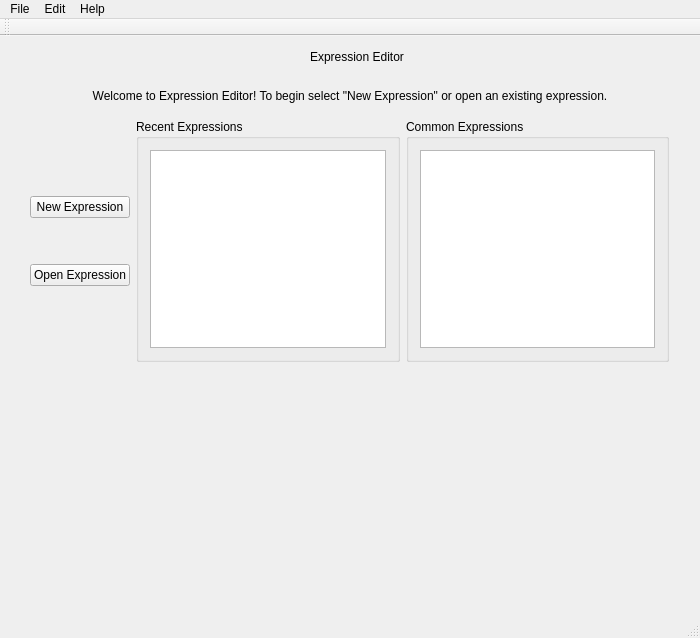
aelliott/expressioneditor, file mainwindow.ui: the form before one commit.
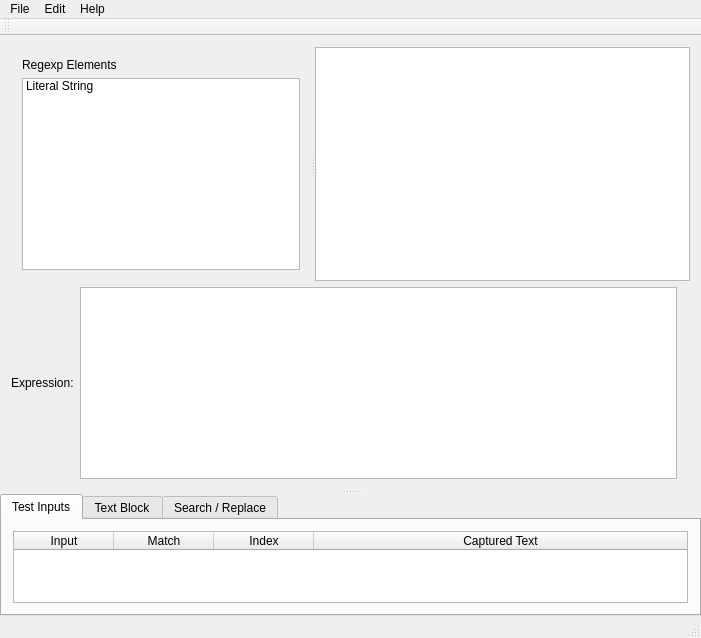
The form after the commit. Icons and pictures are not drawn. Custom widgets are drawn as their Qt base class.

Commit message: Removed welcome page

The edit to the form file:
```diff
--- a/mainwindow.ui
+++ b/mainwindow.ui
@@ -6,8 +6,8 @@
    <rect>
     <x>0</x>
     <y>0</y>
-    <width>700</width>
-    <height>500</height>
+    <width>701</width>
+    <height>594</height>
    </rect>
   </property>
   <property name="windowTitle">
@@ -23,257 +23,7 @@
      <number>0</number>
     </property>
     <item>
-     <widget class="QStackedWidget" name="stackedWidget">
-      <widget class="QWidget" name="welcomePage">
-       <layout class="QVBoxLayout" name="verticalLayout_7">
-        <property name="spacing">
-         <number>0</number>
-        </property>
-        <property name="margin">
-         <number>0</number>
-        </property>
-        <item>
-         <widget class="QWidget" name="welcomeHeader" native="true">
-          <layout class="QHBoxLayout" name="horizontalLayout_3">
-           <item>
-            <spacer name="horizontalSpacer">
-             <property name="orientation">
-              <enum>Qt::Horizontal</enum>
-             </property>
-             <property name="sizeHint" stdset="0">
-              <size>
-               <width>232</width>
-               <height>20</height>
-              </size>
-             </property>
-            </spacer>
-           </item>
-           <item>
-            <widget class="QLabel" name="iconLabel">
-             <property name="sizePolicy">
-              <sizepolicy hsizetype="Minimum" vsizetype="Preferred">
-               <horstretch>0</horstretch>
-               <verstretch>0</verstretch>
-              </sizepolicy>
-             </property>
-             <property name="text">
-              <string/>
-             </property>
-             <property name="pixmap">
-              <pixmap resource="images.qrc">:/icon/64x64withshadow.png</pixmap>
-             </property>
-            </widget>
-           </item>
-           <item>
-            <layout class="QVBoxLayout" name="verticalLayout_8">
-             <item>
-              <widget class="QLabel" name="titleText">
-               <property name="sizePolicy">
-                <sizepolicy hsizetype="Minimum" vsizetype="Preferred">
-                 <horstretch>0</horstretch>
-                 <verstretch>0</verstretch>
-                </sizepolicy>
-               </property>
-               <property name="text">
-                <string>Expression Editor</string>
-               </property>
-              </widget>
-             </item>
-            </layout>
-           </item>
-           <item>
-            <spacer name="headerRightSpacer">
-             <property name="orientation">
-              <enum>Qt::Horizontal</enum>
-             </property>
-             <property name="sizeHint" stdset="0">
-              <size>
-               <width>232</width>
-               <height>20</height>
-              </size>
-             </property>
-            </spacer>
-           </item>
-          </layout>
-         </widget>
-        </item>
-        <item>
-         <widget class="QWidget" name="welcomeBody" native="true">
-          <layout class="QVBoxLayout" name="verticalLayout_6">
-           <item>
-            <widget class="QLabel" name="label">
-             <property name="text">
-              <string>Welcome to Expression Editor! To begin select &quot;New Expression&quot; or open an existing expression.</string>
-             </property>
-             <property name="alignment">
-              <set>Qt::AlignCenter</set>
-             </property>
-             <property name="wordWrap">
-              <bool>true</bool>
-             </property>
-            </widget>
-           </item>
-           <item>
-            <spacer name="verticalSpacer_4">
-             <property name="orientation">
-              <enum>Qt::Vertical</enum>
-             </property>
-             <property name="sizeType">
-              <enum>QSizePolicy::Fixed</enum>
-             </property>
-             <property name="sizeHint" stdset="0">
-              <size>
-               <width>20</width>
-               <height>10</height>
-              </size>
-             </property>
-            </spacer>
-           </item>
-           <item>
-            <layout class="QHBoxLayout" name="horizontalLayout_4">
-             <item>
-              <spacer name="horizontalSpacer_2">
-               <property name="orientation">
-                <enum>Qt::Horizontal</enum>
-               </property>
-               <property name="sizeHint" stdset="0">
-                <size>
-                 <width>40</width>
-                 <height>20</height>
-                </size>
-               </property>
-              </spacer>
-             </item>
-             <item>
-              <layout class="QVBoxLayout" name="verticalLayout_3">
-               <item>
-                <spacer name="verticalSpacer_2">
-                 <property name="orientation">
-                  <enum>Qt::Vertical</enum>
-                 </property>
-                 <property name="sizeHint" stdset="0">
-                  <size>
-                   <width>20</width>
-                   <height>40</height>
-                  </size>
-                 </property>
-                </spacer>
-               </item>
-               <item>
-                <widget class="QPushButton" name="newExpressionButton">
-                 <property name="text">
-                  <string>New Expression</string>
-                 </property>
-                </widget>
-               </item>
-               <item>
-                <spacer name="verticalSpacer">
-                 <property name="orientation">
-                  <enum>Qt::Vertical</enum>
-                 </property>
-                 <property name="sizeType">
-                  <enum>QSizePolicy::Fixed</enum>
-                 </property>
-                 <property name="sizeHint" stdset="0">
-                  <size>
-                   <width>20</width>
-                   <height>40</height>
-                  </size>
-                 </property>
-                </spacer>
-               </item>
-               <item>
-                <widget class="QPushButton" name="openExpressionButton">
-                 <property name="text">
-                  <string>Open Expression</string>
-                 </property>
-                </widget>
-               </item>
-               <item>
-                <spacer name="verticalSpacer_3">
-                 <property name="orientation">
-                  <enum>Qt::Vertical</enum>
-                 </property>
-                 <property name="sizeHint" stdset="0">
-                  <size>
-                   <width>20</width>
-                   <height>40</height>
-                  </size>
-                 </property>
-                </spacer>
-               </item>
-              </layout>
-             </item>
-             <item>
-              <widget class="QGroupBox" name="recentGroupBox">
-               <property name="maximumSize">
-                <size>
-                 <width>300</width>
-                 <height>400</height>
-                </size>
-               </property>
-               <property name="title">
-                <string>Recent Expressions</string>
-               </property>
-               <layout class="QVBoxLayout" name="verticalLayout_5">
-                <item>
-                 <widget class="QListWidget" name="recentListWidget"/>
-                </item>
-               </layout>
-              </widget>
-             </item>
-             <item>
-              <widget class="QGroupBox" name="commonGroupBox">
-               <property name="maximumSize">
-                <size>
-                 <width>300</width>
-                 <height>400</height>
-                </size>
-               </property>
-               <property name="title">
-                <string>Common Expressions</string>
-               </property>
-               <layout class="QVBoxLayout" name="verticalLayout_4">
-                <item>
-                 <widget class="QListWidget" name="commonListWidget"/>
-                </item>
-               </layout>
-              </widget>
-             </item>
-             <item>
-              <spacer name="horizontalSpacer_3">
-               <property name="orientation">
-                <enum>Qt::Horizontal</enum>
-               </property>
-               <property name="sizeHint" stdset="0">
-                <size>
-                 <width>40</width>
-                 <height>20</height>
-                </size>
-               </property>
-              </spacer>
-             </item>
-            </layout>
-           </item>
-           <item>
-            <spacer name="verticalSpacer_5">
-             <property name="orientation">
-              <enum>Qt::Vertical</enum>
-             </property>
-             <property name="sizeHint" stdset="0">
-              <size>
-               <width>20</width>
-               <height>40</height>
-              </size>
-             </property>
-            </spacer>
-           </item>
-          </layout>
-         </widget>
-        </item>
-       </layout>
-      </widget>
-      <widget class="QWidget" name="editorPage">
+     <widget class="QWidget" name="widget" native="true">
        <layout class="QVBoxLayout" name="verticalLayout">
         <property name="margin">
          <number>0</number>
@@ -427,7 +177,6 @@
         </item>
        </layout>
       </widget>
-     </widget>
     </item>
    </layout>
   </widget>
@@ -436,7 +185,7 @@
     <rect>
      <x>0</x>
      <y>0</y>
-     <width>700</width>
+     <width>701</width>
      <height>24</height>
     </rect>
    </property>
```
Left out of the diff: 48 changed lines with no effect on the pictures. Lines whose indentation alone changed are shown as unchanged. The commit also changes 1 other file.
